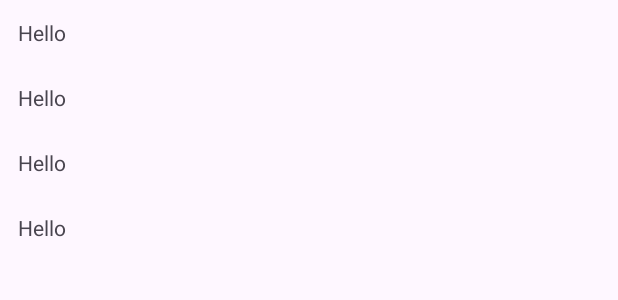
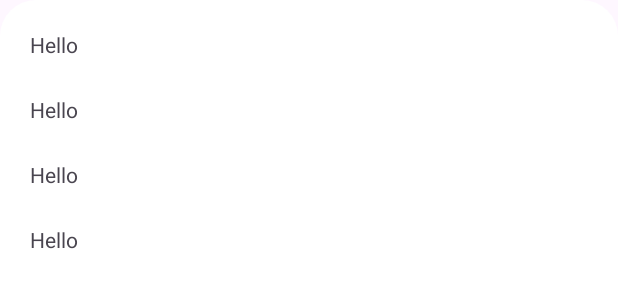
Before and after one commit to Anusha-Jagannath/BottomSheet, an Android app: the layout layout_demo.xml on its own in the app's theme, with its tools: preview values and no code run, on a phone screen of 412 x 824 dp. Shown: the top 300 px of the screen. Run offline under Robolectric (Android 15) with nearby library versions, the phone set to English and light mode, and no system bars.

Commit message:
round corner bug fix

```diff
--- a/app/src/main/java/com/example/bottomsheetdemo/MainActivity.kt
+++ b/app/src/main/java/com/example/bottomsheetdemo/MainActivity.kt
@@ -1,6 +1,8 @@
 package com.example.bottomsheetdemo
 
 import android.app.Dialog
+import android.graphics.Color
+import android.graphics.drawable.ColorDrawable
 import android.os.Bundle
 import android.view.Gravity
 import android.view.ViewGroup
@@ -44,11 +46,16 @@ class MainActivity : AppCompatActivity() {
             Toast.makeText(this, "clicked on ", Toast.LENGTH_SHORT).show()
         }
 
+
         dialog.show()
+
         dialog.window?.setLayout(ViewGroup.LayoutParams.MATCH_PARENT, ViewGroup.LayoutParams.WRAP_CONTENT)
-        dialog.window?.setBackgroundDrawable(ContextCompat.getDrawable(this, R.color.white))
+        dialog.window?.setBackgroundDrawable(ColorDrawable(Color.TRANSPARENT))
         dialog.window?.attributes?.windowAnimations = R.style.dialogAnimation
         dialog.window?.setGravity(Gravity.BOTTOM)
 
+
+
+
     }
 }
--- a/app/src/main/res/drawable/dialog_bg.xml
+++ b/app/src/main/res/drawable/dialog_bg.xml
@@ -1,4 +1,17 @@
 <?xml version="1.0" encoding="utf-8"?>
-<selector xmlns:android="http://schemas.android.com/apk/res/android">
+<shape xmlns:android="http://schemas.android.com/apk/res/android"
+    android:shape="rectangle">
 
-</selector>
+    <solid android:color="@color/white" />
+
+    <corners
+        android:topLeftRadius="24dp"
+        android:topRightRadius="24dp" />
+
+    <padding
+        android:top="8dp"
+        android:left="8dp"
+        android:right="8dp"
+        />
+
+</shape>
```
